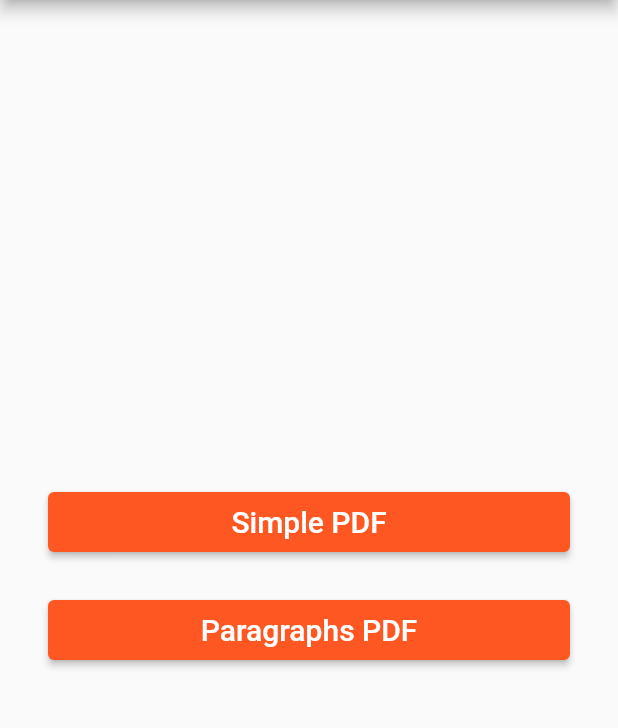
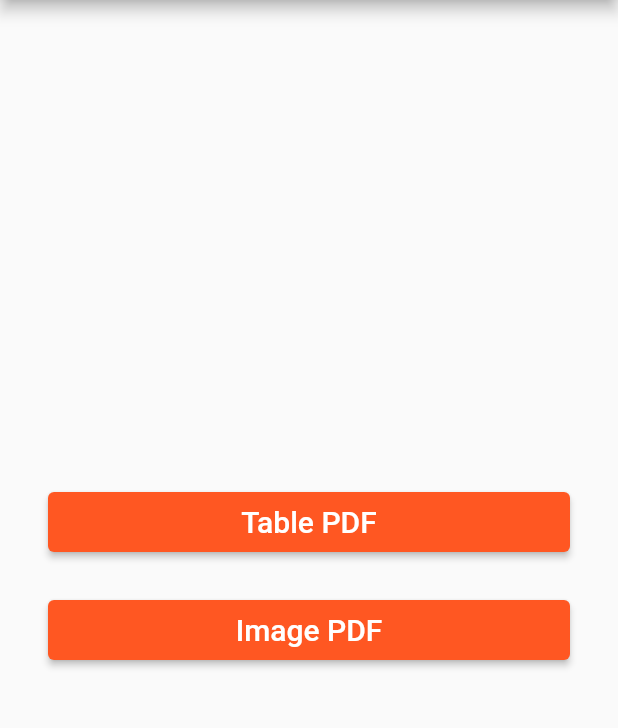
Before and after one commit to jianguo888/flutter_generate_pdf_example, a Flutter app: the screen it shows after launch, on a phone screen of 412 x 824 dp, the part 84-812 px from its top. Run offline on Flutter 3.47's test engine with Material 2 defaults, Android fonts, the phone set to English and light mode, and no system bars; our stand-ins replace open_file, pdf.

Commit message:
'表格图像'

```diff
--- a/lib/page/pdf_page.dart
+++ b/lib/image_table/page/pdf_page.dart
@@ -1,16 +1,15 @@
 import 'package:flutter/material.dart';
-import 'package:flutter_generate_pdf_example/api/pdf_api.dart';
-import 'package:flutter_generate_pdf_example/api/pdf_paragraph_api.dart';
-import 'package:flutter_generate_pdf_example/widget/button_widget.dart';
+import 'package:flutter_generate_pdf_example/image_table/api/pdf_api.dart';
+import 'package:flutter_generate_pdf_example/image_table/widget/button_widget.dart';
 
-import '../main.dart';
+import '../../main.dart';
 
-class PdfPage extends StatefulWidget {
+class PdfTablePage extends StatefulWidget {
   @override
-  _PdfPageState createState() => _PdfPageState();
+  _PdfTablePageState createState() => _PdfTablePageState();
 }
 
-class _PdfPageState extends State<PdfPage> {
+class _PdfTablePageState extends State<PdfTablePage> {
   @override
   Widget build(BuildContext context) => Scaffold(
         appBar: AppBar(
@@ -24,19 +23,18 @@ class _PdfPageState extends State<PdfPage> {
               mainAxisAlignment: MainAxisAlignment.center,
               children: <Widget>[
                 ButtonWidget(
-                  text: 'Simple PDF',
+                  text: 'Table PDF',
                   onClicked: () async {
-                    final pdfFile =
-                        await PdfApi.generateCenteredText('Sample Text');
+                    final pdfFile = await PdfApi.generateTable();
 
                     PdfApi.openFile(pdfFile);
                   },
                 ),
                 const SizedBox(height: 24),
                 ButtonWidget(
-                  text: 'Paragraphs PDF',
+                  text: 'Image PDF',
                   onClicked: () async {
-                    final pdfFile = await PdfParagraphApi.generate();
+                    final pdfFile = await PdfApi.generateImage();
 
                     PdfApi.openFile(pdfFile);
                   },
--- a/lib/main.dart
+++ b/lib/main.dart
@@ -1,6 +1,8 @@
 import 'package:flutter/material.dart';
 import 'package:flutter/services.dart';
-import 'package:flutter_generate_pdf_example/page/pdf_page.dart';
+import 'package:flutter_generate_pdf_example/simple_paragraphs/page/pdf_page.dart';
+
+import 'image_table/page/pdf_page.dart';
 
 Future main() async {
   WidgetsFlutterBinding.ensureInitialized();
@@ -20,6 +22,7 @@ class MyApp extends StatelessWidget {
         debugShowCheckedModeBanner: false,
         title: title,
         theme: ThemeData(primarySwatch: Colors.deepOrange),
-        home: PdfPage(),
+        // home: PdfSimplePage(),
+        home: PdfTablePage(),
       );
 }
--- a/lib/api/pdf_paragraph_api.dart
+++ b/lib/simple_paragraphs/api/pdf_paragraph_api.dart
@@ -1,7 +1,7 @@
 import 'dart:io';
 
 import 'package:flutter/services.dart';
-import 'package:flutter_generate_pdf_example/api/pdf_api.dart';
+import 'package:flutter_generate_pdf_example/simple_paragraphs/api/pdf_api.dart';
 
 import 'package:pdf/pdf.dart';
 import 'package:pdf/widgets.dart';
--- /dev/null
+++ b/lib/simple_paragraphs/widget/button_widget.dart
@@ -0,0 +1,26 @@
+import 'package:flutter/material.dart';
+
+class ButtonWidget extends StatelessWidget {
+  final String text;
+  final VoidCallback onClicked;
+
+  const ButtonWidget({
+    Key? key,
+    required this.text,
+    required this.onClicked,
+  }) : super(key: key);
+
+  @override
+  Widget build(BuildContext context) => ElevatedButton(
+        style: ElevatedButton.styleFrom(
+          minimumSize: Size.fromHeight(40),
+        ),
+        child: FittedBox(
+          child: Text(
+            text,
+            style: TextStyle(fontSize: 20, color: Colors.white),
+          ),
+        ),
+        onPressed: onClicked,
+      );
+}
```
Also changed, not shown: lib/image_table/api/pdf_api.dart (added, +123 -0 lines), lib/simple_paragraphs/page/pdf_page.dart (added, +83 -0 lines), assets/person.jpg (added), lib/image_table/widget/button_widget.dart (renamed from lib/widget/button_widget.dart), lib/simple_paragraphs/api/pdf_api.dart (renamed from lib/api/pdf_api.dart).
